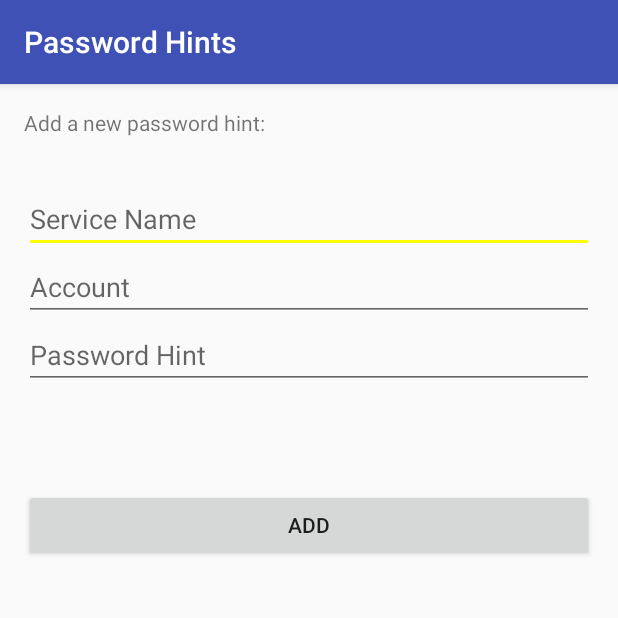
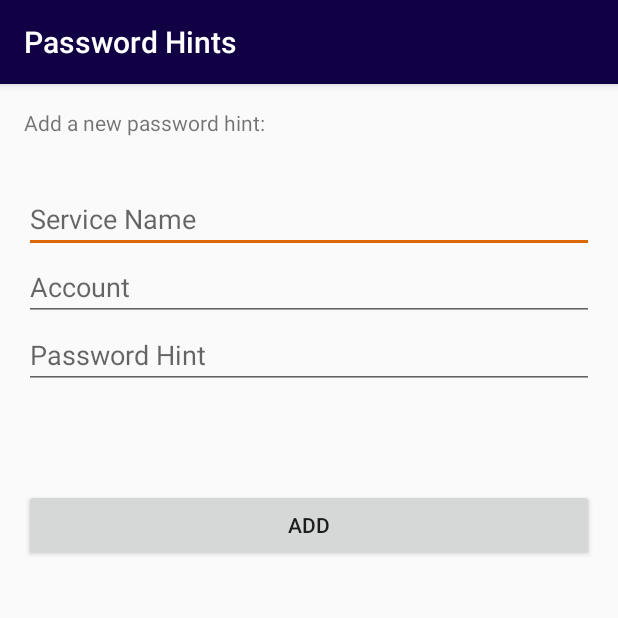
Before and after one commit to sharabiania/password-hints, an Android app: the AddPasswordActivity screen opened directly, with no data from a screen before it, on a phone screen of 412 x 824 dp, the top half of it. Run offline under Robolectric (Android 15) with nearby library versions, the phone set to English and light mode, and no system bars.

Commit message:
Update application logo.

```diff
--- a/MyApplication/app/build.gradle
+++ b/MyApplication/app/build.gradle
@@ -20,7 +20,7 @@ android {
 }
 
 dependencies {
-    compile fileTree(dir: 'libs', include: ['*.jar'])
+    compile fileTree(include: ['*.jar'], dir: 'libs')
     testCompile 'junit:junit:4.12'
     compile 'com.android.support:appcompat-v7:23.3.0'
     compile 'com.android.support:design:23.3.0'
--- a/MyApplication/app/src/main/res/values/colors.xml
+++ b/MyApplication/app/src/main/res/values/colors.xml
@@ -1,7 +1,7 @@
 <?xml version="1.0" encoding="utf-8"?>
 <resources>
-    <color name="colorPrimary">#3F51B5</color>
+    <color name="colorPrimary">#110044</color>
     <color name="colorPrimaryDark">#303F9F</color>
-    <color name="colorAccent">#ffff00</color>
+    <color name="colorAccent">#dc6800</color>
     <color name="colorGray">#555555</color>
 </resources>
```
Also changed, not shown: MyApplication/app/src/main/res/mipmap-hdpi/ic_launcher.png, MyApplication/app/src/main/res/mipmap-mdpi/ic_launcher.png, MyApplication/app/src/main/res/mipmap-xhdpi/ic_launcher.png, MyApplication/app/src/main/res/mipmap-xxhdpi/ic_launcher.png, MyApplication/app/src/main/res/mipmap-xxxhdpi/ic_launcher.png, 8 other files.
